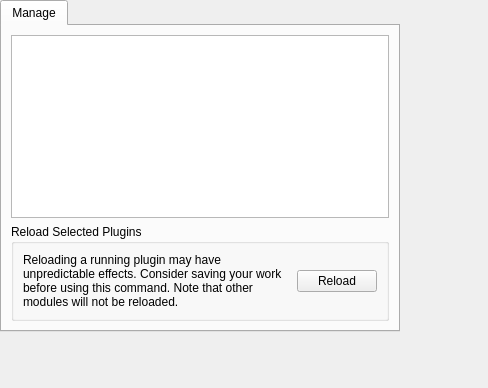
Before: the Qt Designer form kate/plugins/pate/src/manager.ui in KDE/kate, drawn with Qt 5.
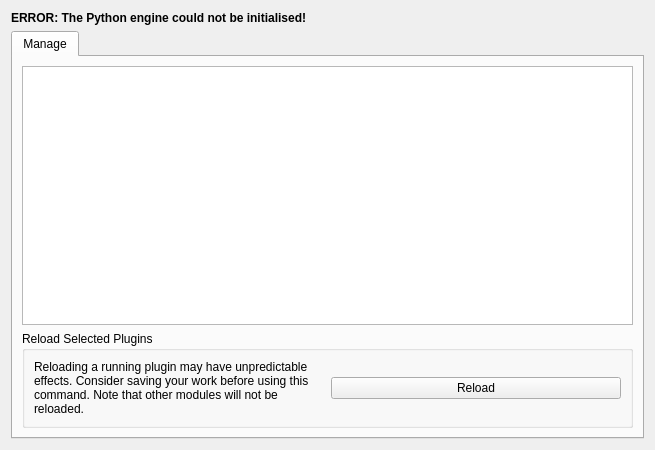
After: the same form once the commit is applied. Icons and pictures are not drawn. Custom widgets are drawn as their Qt base class.

Commit message: Passive popup for initialisation error and error message on config page, no more KMessageBox

Patch:
```diff
--- a/kate/plugins/pate/src/manager.ui
+++ b/kate/plugins/pate/src/manager.ui
@@ -6,19 +6,26 @@
    <rect>
     <x>0</x>
     <y>0</y>
-    <width>488</width>
-    <height>388</height>
+    <width>655</width>
+    <height>450</height>
    </rect>
   </property>
+  <layout class="QVBoxLayout" name="verticalLayout_2">
+   <item>
+    <widget class="QLabel" name="errorLabel">
+     <property name="font">
+      <font>
+       <weight>75</weight>
+       <bold>true</bold>
+      </font>
+     </property>
+     <property name="text">
+      <string>ERROR: The Python engine could not be initialised!</string>
+     </property>
+    </widget>
+   </item>
+   <item>
   <widget class="KTabWidget" name="tabWidget">
-   <property name="geometry">
-    <rect>
-     <x>0</x>
-     <y>0</y>
-     <width>400</width>
-     <height>332</height>
-    </rect>
-   </property>
    <widget class="QWidget" name="manageTab">
     <attribute name="title">
      <string>Manage</string>
@@ -29,6 +36,12 @@
      </item>
      <item>
       <widget class="QGroupBox" name="groupBox">
+         <property name="sizePolicy">
+          <sizepolicy hsizetype="Preferred" vsizetype="Minimum">
+           <horstretch>0</horstretch>
+           <verstretch>0</verstretch>
+          </sizepolicy>
+         </property>
        <property name="title">
         <string>Reload Selected Plugins</string>
        </property>
@@ -61,6 +74,8 @@
     </layout>
    </widget>
   </widget>
+   </item>
+  </layout>
  </widget>
  <customwidgets>
   <customwidget>
```
Lines whose indentation alone changed are shown as unchanged. The commit also changes 1 other file.
